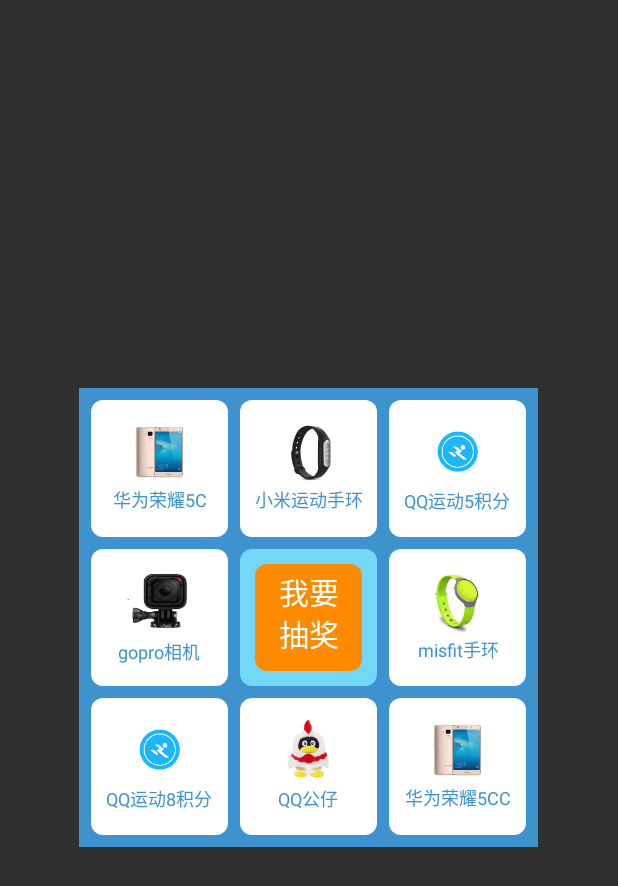
After one commit to 530l/Scaffold, an Android app: the layout activity_lottery.xml on its own in the app's theme, with its tools: preview values and no code run, on a phone screen of 412 x 824 dp. The commit adds this screen. Shown: the top 886 px of the screen. Run offline under Robolectric (Android 15) with nearby library versions, the phone set to English and light mode, and no system bars.

Commit message:
手脚架完成

```diff
--- a/app/src/main/java/com/lyf/scaffold/WelcomeActivity2.kt
+++ b/app/src/main/java/com/lyf/scaffold/WelcomeActivity2.kt
@@ -35,7 +35,11 @@ class WelcomeActivity2 : BaseActivity() {
         binding.btn2.setOnClickListener {
             Model1Route.navigationModel1RvActivity(this)
         }
-        binding.btn3.setOnClickListener { }
+        binding.btn3.setOnClickListener {
+
+
+
+        }
         binding.btn4.setOnClickListener { }
         binding.btn5.setOnClickListener { }
         binding.btn6.setOnClickListener { }
--- /dev/null
+++ b/app/src/main/java/com/lyf/scaffold/view/LotteryView.java
@@ -0,0 +1,490 @@
+package com.lyf.scaffold.view;
+
+import android.annotation.SuppressLint;
+import android.app.AlertDialog;
+import android.content.Context;
+import android.content.DialogInterface;
+import android.content.res.TypedArray;
+import android.graphics.Bitmap;
+import android.graphics.BitmapFactory;
+import android.graphics.Canvas;
+import android.graphics.Color;
+import android.graphics.Paint;
+import android.graphics.Rect;
+import android.graphics.Region;
+import android.text.TextUtils;
+import android.util.AttributeSet;
+import android.util.DisplayMetrics;
+import android.util.Log;
+import android.util.Pair;
+import android.view.MotionEvent;
+import android.view.View;
+import android.view.WindowManager;
+
+import com.lyf.scaffold.R;
+
+import java.util.ArrayList;
+import java.util.Random;
+
+/**
+ * Created by aquarius on 17-4-11.
+ */
+public class LotteryView extends View {
+
+    private int mScreenWidth;   // 屏幕宽度
+    private int mScreenHeight;  // 屏幕高度
+
+    private int mSelfTotalWidth;    // 自身最大的宽度
+
+    private static float DEFAULT_SIZE_FACTOR = 0.85f;   // 自身占用屏幕宽度的比例
+
+    private int mOuterCircleWidth;  // 最外边圆环
+    private Paint mOuterCirclePaint;
+    private int mOuterCircleBackgroundColor;
+
+    private Paint mInnerPaint;
+    private int mInnerCircleBackgroundColor;
+
+    private Paint mSmallCirclePaint;
+    private int mSmallCircleBlueColor;
+    private int mSmallCircleYellowColor;
+    private int mInnerCardTextColor;
+    private int mCenterCardBackgroundColor;
+    private int mInnerCardDefaultColor;
+
+    private int mSmallCircleRadius;  // 小圆圈半径
+    private int mInnerCardWidth;    // 卡片宽度
+    private int mInnerCardSpace;    // 卡片间隔
+
+
+    private boolean mHadInitial = false;
+    private ArrayList<Pair<Pair<Integer, Integer>, Pair<Integer, Integer>>> mCardPositionInfoList;
+    private Context mContext;
+    private AlertDialog mAlertDialog;
+
+    private int[] mPicResId;
+    private String[] mInfoResArray;
+    private Rect mBounds = new Rect();
+    private float mSmallInfoTextSize;
+    private float mBigInfoTextSize;
+
+    private boolean mNeedRandomTimes = false;
+    private int mInvalidateCircleCount;//使圈数无效
+    private int mInvalidateInnerCardCount;//使内卡计数无效
+    private int mLotteryInvalidateTimes;//彩票抽奖实践
+    private boolean mStartAnimation = false; // not real animation
+    private boolean mLastEndSelected = false;
+
+    public LotteryView(Context context) {
+        this(context, null);
+    }
+
+    public LotteryView(Context context, AttributeSet attrs) {
+        this(context, attrs, 0);
+    }
+
+    public LotteryView(Context context, AttributeSet attrs, int defStyleAttr) {
+        super(context, attrs, defStyleAttr);
+        init(context, attrs);
+    }
+
+    private void init(Context context, AttributeSet attrs) {
+        mContext = context;
+        acquireCustomAttValues(context, attrs);
+
+        WindowManager wm = (WindowManager) context.getSystemService(Context.WINDOW_SERVICE);
+        DisplayMetrics dm = new DisplayMetrics();
+        wm.getDefaultDisplay().getMetrics(dm);
+        mScreenWidth = dm.widthPixels;
+        mScreenHeight = dm.heightPixels;
+        mSelfTotalWidth = mScreenWidth < mScreenHeight ?
+                (int) (mScreenWidth * DEFAULT_SIZE_FACTOR) : (int) (mScreenHeight * DEFAULT_SIZE_FACTOR);
+
+        mSmallInfoTextSize = context.getResources().getDimension(R.dimen.lotteryview_inner_card_text_size);
+        mBigInfoTextSize = context.getResources().getDimension(R.dimen.lotteryview_inner_card_big_text_size);
+        mOuterCircleWidth = (int) context.getResources().getDimension(R.dimen.lotteryview_outer_circle_width);
+        mInnerCardSpace = (int) context.getResources().getDimension(R.dimen.lotteryview_inner_card_blank);
+        mInnerCardWidth = (mSelfTotalWidth - getPaddingLeft() - getPaddingRight() - mOuterCircleWidth * 2 - mInnerCardSpace * 4) / 3;
+        mSmallCircleRadius = (int) context.getResources().getDimension(R.dimen.lotteryview_outer_small_circle_radius);
+
+        mInnerCardTextColor = context.getResources().getColor(R.color.inner_card_text_color);
+        mCenterCardBackgroundColor = context.getResources().getColor(R.color.center_card_bg_color);
+
+        mOuterCircleBackgroundColor = context.getResources().getColor(R.color.outer_circle_bg_color);
+        mOuterCirclePaint = new Paint();
+        mOuterCirclePaint.setColor(mOuterCircleBackgroundColor);
+        mOuterCirclePaint.setAntiAlias(true);
+        mOuterCirclePaint.setStrokeWidth(mOuterCircleWidth);
+        mOuterCirclePaint.setStyle(Paint.Style.FILL);
+
+        mSmallCircleBlueColor = mSmallCircleBlueColor != 0 ? mSmallCircleBlueColor : context.getResources().getColor(R.color.small_circle_color_blue);
+        mSmallCircleYellowColor = mSmallCircleYellowColor != 0 ? mSmallCircleYellowColor : context.getResources().getColor(R.color.small_circle_color_yellow);
+        mSmallCirclePaint = new Paint();
+        mSmallCirclePaint.setColor(mSmallCircleBlueColor);
+        mSmallCirclePaint.setAntiAlias(true);
+        mSmallCirclePaint.setStyle(Paint.Style.FILL);
+
+        mInnerCircleBackgroundColor = context.getResources().getColor(R.color.inner_circle_bg_color);
+        mInnerPaint = new Paint();
+        mInnerPaint.setAntiAlias(true);
+        mInnerPaint.setColor(mInnerCircleBackgroundColor);
+        mInnerPaint.setStyle(Paint.Style.FILL);
+
+        mCardPositionInfoList = new ArrayList<>();
+        initResId();
+    }
+
+    private void acquireCustomAttValues(Context context, AttributeSet attrs) {
+        TypedArray ta = context.obtainStyledAttributes(attrs, R.styleable.LotteryView);
+        mSmallCircleBlueColor = ta.getColor(R.styleable.LotteryView_outer_small_circle_color_default, 0);
+        mSmallCircleYellowColor = ta.getColor(R.styleable.LotteryView_outer_small_circle_color_active, 0);
+        mLotteryInvalidateTimes = ta.getInt(R.styleable.LotteryView_lottery_invalidate_times, 0);
+        DEFAULT_SIZE_FACTOR = ta.getFloat(R.styleable.LotteryView_self_width_size_factor, DEFAULT_SIZE_FACTOR);
+        mInnerCardDefaultColor = ta.getColor(R.styleable.LotteryView_inner_round_card_color_default, Color.parseColor("#ffffff"));
+        ta.recycle();
+    }
+
+    private void initResId() {
+        mPicResId = new int[]{
+                R.mipmap.icon_huawei_mobile, R.mipmap.icon_xiaomi_bracelet, R.mipmap.icon_qq_sport,
+                R.mipmap.icon_gopro_camera, 0, R.mipmap.icon_misfit_flash,
+                R.mipmap.icon_qq_sport, R.mipmap.icon_qq_gongzai, R.mipmap.icon_huawei_mobile
+        };
+
+        mInfoResArray = mContext.getResources().getStringArray(R.array.jifeng_array_info);
+    }
+
+
+    @Override
+    protected void onMeasure(int widthMeasureSpec, int heightMeasureSpec) {
+        //super.onMeasure(widthMeasureSpec, heightMeasureSpec);
+        setMeasuredDimension(mSelfTotalWidth, mSelfTotalWidth);
+    }
+
+    @Override
+    protected void onDraw(Canvas canvas) {
+        //super.onDraw(canvas);
+//        drawOuterRoundCircle(canvas);
+//        drawOuterDecorateSmallCircle(canvas);
+        drawInnerBackground(canvas);
+        drawInnerCards(canvas);
+//        loopSmallCircleAnimation();
+        loopInnerRoundCardAnimation();
+    }
+
+    /**
+     * 外层带圆角矩形圆环
+     */
+    private void drawOuterRoundCircle(Canvas canvas) {
+        canvas.save();
+        canvas.clipRect(
+                mOuterCircleWidth + getPaddingLeft(),
+                mOuterCircleWidth + getPaddingTop(),
+                mSelfTotalWidth - mOuterCircleWidth - getPaddingRight(),
+                mSelfTotalWidth - mOuterCircleWidth - getPaddingBottom(),
+                Region.Op.DIFFERENCE);
+
+        canvas.drawRoundRect(
+                getPaddingLeft(),
+                getPaddingTop(),
+                mSelfTotalWidth - getPaddingRight(),
+                mSelfTotalWidth - getPaddingBottom(),
+                18, 18, mOuterCirclePaint);
+        canvas.restore();
+    }
+
+
+    private void drawOuterDecorateSmallCircle(Canvas canvas) {
+        int result = mInvalidateCircleCount % 2;
+
+        // top
+        int x = 0, y = 0;
+        int sideSize = mSelfTotalWidth - mOuterCircleWidth * 2 - getPaddingLeft() - getPaddingRight(); // 除去最外边圆环后的边长
+        for (int i = 0; i < 10; i++) {
+            mSmallCirclePaint.setColor(i % 2 == result ? mSmallCircleYellowColor : mSmallCircleBlueColor);
+            x = mOuterCircleWidth + (sideSize - mSmallCircleRadius * 2 * 9) / 9 * i + mSmallCircleRadius * 2 * i + getPaddingLeft();
+            y = (mOuterCircleWidth - mSmallCircleRadius * 2) / 2 + mSmallCircleRadius + getPaddingTop();
+            canvas.drawCircle(x, y, mSmallCircleRadius, mSmallCirclePaint);
+        }
+
+        // bottom
+        for (int i = 0; i < 10; i++) {
+            mSmallCirclePaint.setColor(i % 2 == result ? mSmallCircleYellowColor : mSmallCircleBlueColor);
+            x = mOuterCircleWidth + (sideSize - mSmallCircleRadius * 2 * 9) / 9 * i + mSmallCircleRadius * 2 * i + getPaddingLeft();
+            y = mSelfTotalWidth - mOuterCircleWidth + (mOuterCircleWidth - mSmallCircleRadius * 2) / 2 + mSmallCircleRadius - getPaddingBottom();
+            canvas.drawCircle(x, y, mSmallCircleRadius, mSmallCirclePaint);
+        }
+
+        // left
+        for (int i = 0; i < 9; i++) {
+            mSmallCirclePaint.setColor(i % 2 == (result == 0 ? 1 : 0) ? mSmallCircleYellowColor : mSmallCircleBlueColor);
+            x = mOuterCircleWidth / 2 + getPaddingLeft();
+            y = mOuterCircleWidth * 2 + (sideSize - mSmallCircleRadius * 2 * 9) / 9 * i + mSmallCircleRadius * 2 * i + getPaddingTop();
+            canvas.drawCircle(x, y, mSmallCircleRadius, mSmallCirclePaint);
+        }
+
+        // right
+        for (int i = 0; i < 9; i++) {
+            mSmallCirclePaint.setColor(i % 2 == result ? mSmallCircleYellowColor : mSmallCircleBlueColor);
+            x = mSelfTotalWidth - mOuterCircleWidth / 2 - getPaddingRight();
+            y = mOuterCircleWidth * 2 + (sideSize - mSmallCircleRadius * 2 * 9) / 9 * i + mSmallCircleRadius * 2 * i + getPaddingTop();
+            canvas.drawCircle(x, y, mSmallCircleRadius, mSmallCirclePaint);
+        }
+    }
+
+    private void drawInnerBackground(Canvas canvas) {
+        canvas.drawRect(mOuterCircleWidth + getPaddingLeft(), mOuterCircleWidth + getPaddingTop(),
+                mSelfTotalWidth - mOuterCircleWidth - getPaddingRight(),
+                mSelfTotalWidth - mOuterCircleWidth - getPaddingBottom(), mInnerPaint);
+    }
+
+    private void drawInnerCards(Canvas canvas) {
+        int left = 0, top = 0, right = 0, bottom = 0;
+        int spaceNum = 0;
+        for (int i = 0; i < 9; i++) {
+            spaceNum = i % 3 + 1;
+            left = mOuterCircleWidth + mInnerCardWidth * (i % 3) + mInnerCardSpace * spaceNum + getPaddingLeft();
+            top = mOuterCircleWidth + mInnerCardWidth * (i / 3) + mInnerCardSpace * (i / 3 + 1) + getPaddingTop();
+            right = left + mInnerCardWidth;
+            bottom = top + mInnerCardWidth;
+            if (!mHadInitial) {
+                mCardPositionInfoList.add(new Pair(new Pair(left, right), new Pair(top, bottom)));
+            }
+            drawInnerRoundCard(canvas, left, top, right, bottom, i);
+        }
+        mHadInitial = true;
+    }
+
+    private void drawInnerRoundCard(Canvas canvas, int left, int top, int right, int bottom, int index) {
+
+        boolean need = switchCardColorIfNeed(index);
+
+        mInnerPaint.setColor(mInnerCardDefaultColor);
+
+        if (mStartAnimation && need) {
+            mInnerPaint.setColor(mOuterCircleBackgroundColor);
+        }
+
+        // 绘制内部小卡片
+        if (index == 4) {
+            mInnerPaint.setColor(Color.parseColor("#73D7F8"));
+        }
+
+        //画白色矩阵
+        canvas.drawRoundRect(left, top, right, bottom, 12, 12, mInnerPaint);
+
+        if (index == 4) {
+            mInnerPaint.setColor(mCenterCardBackgroundColor);
+            int space = mInnerCardWidth / 9;
+            canvas.drawRoundRect(left + space, top + space, right - space, bottom - space, 12, 12, mInnerPaint);
+        }
+
+        // 绘制卡片中的图片
+        //todo 0 就是没有图片，设置为开始抽奖文字，或者谢谢抽奖
+        int picHeight = 0;
+        if (mPicResId != null && mPicResId[index] != 0) {
+            Bitmap bitmap = BitmapFactory.decodeResource(mContext.getResources(), mPicResId[index]);
+            picHeight = bitmap.getHeight();
+            int picLeft = left + (mInnerCardWidth - bitmap.getWidth()) / 2;
+            int picTop = top + mInnerCardWidth / 7;
+            canvas.drawBitmap(BitmapFactory.decodeResource(
+                    mContext.getResources(), mPicResId[index]), picLeft, picTop, mInnerPaint);
+        }
+
+        // 绘制卡片说明文字
+        if (mInfoResArray != null && !TextUtils.isEmpty(mInfoResArray[index])) {
+            //todo 4.8 是文本，我要抽奖，或者 谢谢参与
+            if (index == 4) { // center text || index == 8
+                mInnerPaint.setColor(index == 4 ? Color.parseColor("#ffffff") : mInnerCardTextColor);
+                mInnerPaint.setTextSize(mBigInfoTextSize);
+                int textX = left + (mInnerCardWidth - getTextWidth(mInfoResArray[index].substring(0, 2), mInnerPaint)) / 2;
+                int textY_1 = top + (mInnerCardWidth / 4 + getTextHeight(mInfoResArray[index].substring(0, 2), mInnerPaint)) - 8;
+                int textY_2 = top + (mInnerCardWidth / 4 + getTextHeight(mInfoResArray[index].substring(0, 2), mInnerPaint) * 2 + mInnerCardWidth / 10) - 8;
+                canvas.drawText(mInfoResArray[index], 0, 2, textX, textY_1, mInnerPaint);
+                canvas.drawText(mInfoResArray[index], 2, 4, textX, textY_2, mInnerPaint);
+                return;
+            }
+            mInnerPaint.setColor(mInnerCardTextColor);
+            mInnerPaint.setTextSize(mSmallInfoTextSize);
+            int textX = left + (mInnerCardWidth - getTextWidth(mInfoResArray[index], mInnerPaint)) / 2;
+            int textY = top + picHeight + mInnerCardWidth / 4 + getTextHeight(mInfoResArray[index], mInnerPaint) - 10;
+            canvas.drawText(mInfoResArray[index], textX, textY, mInnerPaint);
+        }
+    }
+
+
+    //选中的卡片改颜色。，从0开始，顺时针。旋转
+    @SuppressLint("LongLogTag")
+    private boolean switchCardColorIfNeed(int index) {
+        int result = mInvalidateInnerCardCount % 9;
+        if ((result == 0 && index == 0)
+                || (result == 1 && index == 1)
+                || (result == 2 && index == 2)
+                || (result == 6 && index == 6)
+        ) {
+            return true;
+        }
+
+        if ((result == 3 && index == 5)
+                || (result == 4 && index == 8)
+                || (result == 5 && index == 7)
+                || (result == 7 && index == 3)) {
+            return true;
+        }
+        return false;
+    }
+
+    private void loopSmallCircleAnimation() {
+        // not real animation, just like it.
+        if (mStartAnimation) {
+            if (mInvalidateInnerCardCount % 8 == 0) {
+                mInvalidateCircleCount++;
+                //postInvalidate();
+            }
+        } else {
+            mInvalidateCircleCount++;
+            postInvalidateDelayed(800);
+        }
+    }
+
+    private void loopInnerRoundCardAnimation() {
+        if (!mStartAnimation || mLastEndSelected) return;
+
+        if (mInvalidateInnerCardCount == mLotteryInvalidateTimes) {
+            //mStartAnimation = false;
+            mLastEndSelected = true;
+            postInvalidate();
+            postDelayed(new ResultTask(mLotteryInvalidateTimes), 300);
+            return;
+        }
+
+        mInvalidateInnerCardCount++;
+        postInvalidateDelayed(50);
+
+    }
+
+    private class ResultTask implements Runnable {
+        int times;
+
+        public ResultTask(int times) {
+            this.times = times;
+        }
+
+        @Override
+        public void run() {
+            mInvalidateInnerCardCount = 0;
+            mLastEndSelected = false;
+            String info = "";
+            int i = times % 9;
+            info = mInfoResArray[i];
+            if (i == 1) info = mInfoResArray[1];
+            if (i == 4) info = mInfoResArray[8];
+            if (i == 5) info = mInfoResArray[7];
+            if (i == 7) info = mInfoResArray[3];
+            showResultDialog(mContext, info);
+        }
+    }
+
+    @Override
+    protected void onSizeChanged(int w, int h, int oldw, int oldh) {
+        super.onSizeChanged(w, h, oldw, oldh);
+    }
+
+    @Override
+    public boolean onTouchEvent(MotionEvent event) {
+        int x = (int) event.getX();
+        int y = (int) event.getY();
+
+        int action = event.getAction();
+        switch (action) {
+            case MotionEvent.ACTION_DOWN:
+                break;
+
+            case MotionEvent.ACTION_UP:
+                int index = getTouchPositionInCardList(x, y);
+                if (index == 5) {
+                    if (mNeedRandomTimes || mLotteryInvalidateTimes == 0) {
+                        //todo 增大随机数
+                        mLotteryInvalidateTimes = (new Random().nextInt(9) + 1) * 9 + new Random().nextInt(9);
+//                        mLotteryInvalidateTimes =  new Random().nextInt(200);
+                        mNeedRandomTimes = true;
+                    }
+                    showReminderDialog(mContext);
+                }
+                break;
+        }
+
+        return true;
+    }
+
+    @Override
+    protected void onDetachedFromWindow() {
+        super.onDetachedFromWindow();
+        mStartAnimation = false;
+        mInvalidateCircleCount = 0;
+        mInvalidateInnerCardCount = 0;
+        mNeedRandomTimes = false;
+
+    }
+
+    private void showResultDialog(Context context, String result) {
+        final AlertDialog.Builder builder = new AlertDialog.Builder(context);
+        builder.setTitle(R.string.result_title)
+                .setMessage(context.getString(R.string.result_message, result))
+                .setCancelable(true)
+                .setPositiveButton(android.R.string.ok, new DialogInterface.OnClickListener() {
+                    @Override
+                    public void onClick(DialogInterface dialog, int which) {
+                        dialog.dismiss();
+                    }
+                });
+        builder.create().show();
+    }
+
+    private void showReminderDialog(Context context) {
+        AlertDialog.Builder builder = new AlertDialog.Builder(context);
+        builder.setTitle(R.string.choujiang)
+                .setMessage(R.string.choujiang_desc)
+                .setCancelable(false)
+                .setNegativeButton(android.R.string.cancel, new DialogInterface.OnClickListener() {
+                    @Override
+                    public void onClick(DialogInterface dialog, int which) {
+                        if (mAlertDialog != null) mAlertDialog.dismiss();
+                    }
+                })
+                .setPositiveButton(android.R.string.ok, new DialogInterface.OnClickListener() {
+                    @Override
+                    public void onClick(DialogInterface dialog, int which) {
+                        mStartAnimation = true;
+                        invalidate();
+                    }
+                });
+        mAlertDialog = builder.create();
+        mAlertDialog.show();
+    }
+
+    private int getTouchPositionInCardList(int x, int y) {
+        if (mCardPositionInfoList != null) {
+            int index = 1;
+            //<Pair<Pair<左右>，Pair<上下>>
+            for (Pair<Pair<Integer, Integer>, Pair<Integer, Integer>> pair : mCardPositionInfoList) {
+                if (x > pair.first.first && x < pair.first.second && y > pair.second.first && y < pair.second.second) {
+                    return index;
+                }
+                index++;
+            }
+        }
+        return 0;
+    }
+
+
+    private int getTextWidth(String str, Paint paint) {
+        paint.getTextBounds(str, 0, str.length(), mBounds);
+        return mBounds.width();
+    }
+
+    private int getTextHeight(String text, Paint paint) {
+        paint.getTextBounds(text, 0, text.length(), mBounds);
+        return mBounds.height();
+    }
+}
--- /dev/null
+++ b/app/src/main/res/layout/activity_lottery.xml
@@ -0,0 +1,21 @@
+<?xml version="1.0" encoding="utf-8"?>
+<RelativeLayout xmlns:android="http://schemas.android.com/apk/res/android"
+    xmlns:app="http://schemas.android.com/apk/res-auto"
+    xmlns:tools="http://schemas.android.com/tools"
+    android:layout_width="match_parent"
+    android:layout_height="match_parent">
+
+
+    <com.lyf.scaffold.view.LotteryView
+        android:id="@+id/lotteryview"
+        android:layout_margin="16dp"
+        android:padding="4dp"
+        app:self_width_size_factor="0.85"
+        app:outer_small_circle_color_default="#139AC8"
+        app:outer_small_circle_color_active="#F0FF2F"
+        app:inner_round_card_color_default="#FFFFFF"
+        android:layout_centerInParent="true"
+        android:layout_width="match_parent"
+        android:layout_height="match_parent" />
+
+</RelativeLayout>
--- a/app/src/main/res/values/colors.xml
+++ b/app/src/main/res/values/colors.xml
@@ -7,4 +7,18 @@
     <color name="teal_700">#FF018786</color>
     <color name="black">#FF000000</color>
     <color name="white">#FFFFFFFF</color>
+
+
+    <color name="colorPrimary">#3F51B5</color>
+    <color name="colorPrimaryDark">#303F9F</color>
+    <color name="colorAccent">#FF4081</color>
+
+
+    <color name="outer_circle_bg_color">#33BEFF</color>
+    <color name="inner_circle_bg_color">#1A79BC</color>
+    <color name="inner_card_text_color">#3E92CD</color>
+    <color name="center_card_bg_color">#FE8A00</color>
+
+    <color name="small_circle_color_blue">#139AC8</color>
+    <color name="small_circle_color_yellow">#F0FF2F</color>
 </resources>
--- /dev/null
+++ b/app/src/main/res/values/dimens.xml
@@ -0,0 +1,16 @@
+<?xml version="1.0" encoding="utf-8"?>
+<resources>
+
+    <!-- Default screen margins, per the Android Design guidelines. -->
+    <dimen name="activity_horizontal_margin">16dp</dimen>
+    <dimen name="activity_vertical_margin">16dp</dimen>
+
+
+    <dimen name="lotteryview_outer_circle_width">18dp</dimen>
+    <dimen name="lotteryview_inner_card_width">80dp</dimen>
+    <dimen name="lotteryview_inner_card_blank">8dp</dimen>
+    <dimen name="lotteryview_inner_card_text_size">12sp</dimen>
+    <dimen name="lotteryview_inner_card_big_text_size">20dp</dimen>
+    <dimen name="lotteryview_outer_small_circle_radius">4dp</dimen>
+
+</resources>
--- a/app/src/main/res/values/strings.xml
+++ b/app/src/main/res/values/strings.xml
@@ -1,3 +1,21 @@
 <resources>
     <string name="app_name">Scaffold</string>
+
+
+    <string-array name="jifeng_array_info">
+        <item name="huawei_mobile">华为荣耀5C</item>
+        <item name="xiaomi_shouhuan">小米运动手环</item>
+        <item name="qq_sport">QQ运动5积分</item>
+        <item name="gopro_camera">gopro相机</item>
+        <item name="center_info">我要抽奖</item> <!-- don't modified the text length, draw text need four text length -->
+        <item name="misfit_flash">misfit手环</item>
+        <item name="qq_sport">QQ运动8积分</item>
+        <item name="qq_gongzai">QQ公仔</item>
+        <item name="thank_take_part_in">华为荣耀5CC</item> <!-- don't modified the text length, draw text need four text length -->
+    </string-array>
+
+    <string name="choujiang">抽奖</string>
+    <string name="choujiang_desc">"抽奖需消耗10积分，确定抽奖吗?"</string>
+    <string name="result_title">恭喜您</string>
+    <string name="result_message">恭喜您获得%s~</string>
 </resources>
```
Also changed, not shown: app/src/main/java/com/lyf/scaffold/LotteryActivity.kt (added, +12 -0 lines), app/src/main/res/values/attrs.xml (added, +11 -0 lines), app/src/main/res/mipmap-xxhdpi/icon_gopro_camera.png (added), app/src/main/res/mipmap-xxhdpi/icon_huawei_mobile.png (added), app/src/main/res/mipmap-xxhdpi/icon_misfit_flash.png (added), app/src/main/res/mipmap-xxhdpi/icon_qq_gongzai.png (added), app/src/main/res/mipmap-xxhdpi/icon_qq_sport.png (added), app/src/main/res/mipmap-xxhdpi/icon_xiaomi_bracelet.png (added).
